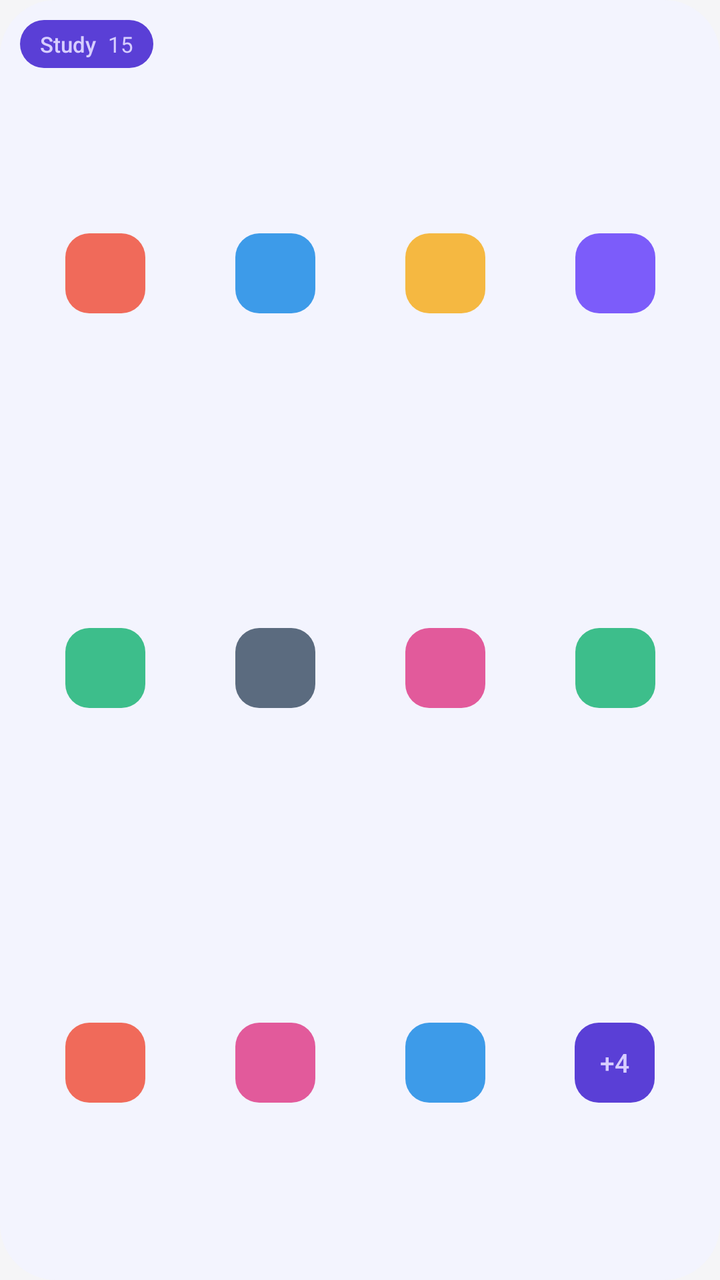
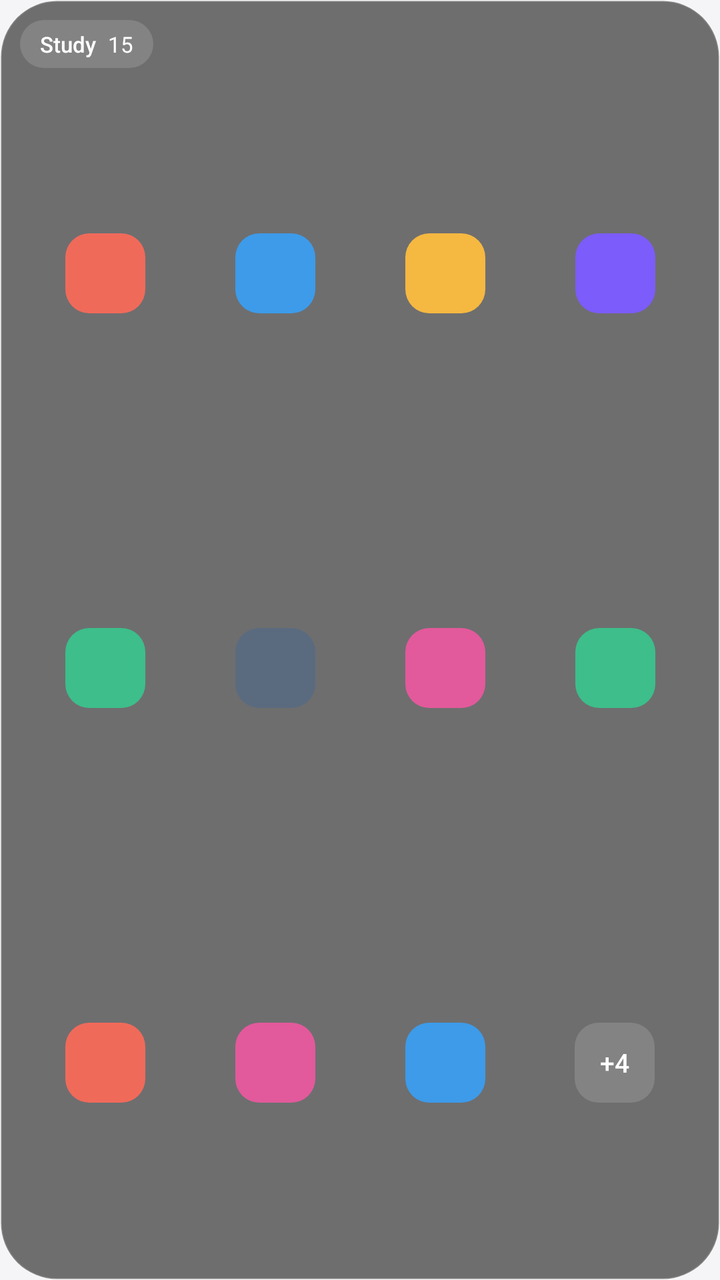

Before-and-after screenshots of an Android layout around one commit, followed by the original layout XML and the change that was made.
<!-- AndroidManifest.xml: application theme Theme.PadStudio -->
<!-- res/layout/widget_preview_small.xml -->
<?xml version="1.0" encoding="utf-8"?>
<LinearLayout xmlns:android="http://schemas.android.com/apk/res/android"
    android:layout_width="match_parent"
    android:layout_height="match_parent"
    android:background="@drawable/widget_preview_surface"
    android:orientation="vertical"
    android:paddingStart="10dp"
    android:paddingEnd="10dp"
    android:paddingBottom="10dp">

    <LinearLayout
        android:layout_width="wrap_content"
        android:layout_height="wrap_content"
        android:layout_marginTop="10dp"
        android:layout_marginBottom="4dp"
        android:background="@drawable/widget_preview_pill"
        android:gravity="center_vertical"
        android:minHeight="24dp"
        android:orientation="horizontal"
        android:paddingStart="10dp"
        android:paddingEnd="10dp">

        <TextView
            android:layout_width="wrap_content"
            android:layout_height="wrap_content"
            android:fontFamily="sans-serif-medium"
            android:text="@string/group_widget_preview_group"
            android:textColor="#FFD7CEFF"
            android:textSize="11sp" />

        <TextView
            android:layout_width="wrap_content"
            android:layout_height="wrap_content"
            android:layout_marginStart="6dp"
            android:text="@string/group_widget_preview_count_small"
            android:textColor="#FFD7CEFF"
            android:textSize="11sp" />
    </LinearLayout>

    <GridLayout
        android:layout_width="match_parent"
        android:layout_height="0dp"
        android:layout_weight="1"
        android:columnCount="4"
        android:rowCount="3">

        <ImageView
            android:layout_width="0dp"
            android:layout_height="0dp"
            android:layout_columnWeight="1"
            android:layout_rowWeight="1"
            android:importantForAccessibility="no"
            android:scaleType="centerInside"
            android:src="@drawable/widget_preview_tile_0" />

        <ImageView
            android:layout_width="0dp"
            android:layout_height="0dp"
            android:layout_columnWeight="1"
            android:layout_rowWeight="1"
            android:importantForAccessibility="no"
            android:scaleType="centerInside"
            android:src="@drawable/widget_preview_tile_3" />

        <ImageView
            android:layout_width="0dp"
            android:layout_height="0dp"
            android:layout_columnWeight="1"
            android:layout_rowWeight="1"
            android:importantForAccessibility="no"
            android:scaleType="centerInside"
            android:src="@drawable/widget_preview_tile_1" />

        <ImageView
            android:layout_width="0dp"
            android:layout_height="0dp"
            android:layout_columnWeight="1"
            android:layout_rowWeight="1"
            android:importantForAccessibility="no"
            android:scaleType="centerInside"
            android:src="@drawable/widget_preview_tile_4" />

        <ImageView
            android:layout_width="0dp"
            android:layout_height="0dp"
            android:layout_columnWeight="1"
            android:layout_rowWeight="1"
            android:importantForAccessibility="no"
            android:scaleType="centerInside"
            android:src="@drawable/widget_preview_tile_2" />

        <ImageView
            android:layout_width="0dp"
            android:layout_height="0dp"
            android:layout_columnWeight="1"
            android:layout_rowWeight="1"
            android:importantForAccessibility="no"
            android:scaleType="centerInside"
            android:src="@drawable/widget_preview_tile_6" />

        <ImageView
            android:layout_width="0dp"
            android:layout_height="0dp"
            android:layout_columnWeight="1"
            android:layout_rowWeight="1"
            android:importantForAccessibility="no"
            android:scaleType="centerInside"
            android:src="@drawable/widget_preview_tile_5" />

        <ImageView
            android:layout_width="0dp"
            android:layout_height="0dp"
            android:layout_columnWeight="1"
            android:layout_rowWeight="1"
            android:importantForAccessibility="no"
            android:scaleType="centerInside"
            android:src="@drawable/widget_preview_tile_2" />

        <ImageView
            android:layout_width="0dp"
            android:layout_height="0dp"
            android:layout_columnWeight="1"
            android:layout_rowWeight="1"
            android:importantForAccessibility="no"
            android:scaleType="centerInside"
            android:src="@drawable/widget_preview_tile_0" />

        <ImageView
            android:layout_width="0dp"
            android:layout_height="0dp"
            android:layout_columnWeight="1"
            android:layout_rowWeight="1"
            android:importantForAccessibility="no"
            android:scaleType="centerInside"
            android:src="@drawable/widget_preview_tile_5" />

        <ImageView
            android:layout_width="0dp"
            android:layout_height="0dp"
            android:layout_columnWeight="1"
            android:layout_rowWeight="1"
            android:importantForAccessibility="no"
            android:scaleType="centerInside"
            android:src="@drawable/widget_preview_tile_3" />

        <TextView
            android:layout_width="0dp"
            android:layout_height="0dp"
            android:layout_columnWeight="1"
            android:layout_rowWeight="1"
            android:background="@drawable/widget_preview_more"
            android:fontFamily="sans-serif-medium"
            android:gravity="center"
            android:text="@string/group_widget_preview_more_small"
            android:textColor="#FFD7CEFF"
            android:textSize="13sp" />
    </GridLayout>
</LinearLayout>
<!-- resources referenced by this layout -->
<resources>
  <!-- drawable widget_preview_more (drawable) -->
  <?xml version="1.0" encoding="utf-8"?>
  <layer-list xmlns:android="http://schemas.android.com/apk/res/android">
      <item
          android:width="40dp"
          android:height="40dp"
          android:gravity="center">
          <shape android:shape="rectangle">
              <corners android:radius="12dp" />
              <solid android:color="#FF5A3FD6" />
          </shape>
      </item>
  </layer-list>
  <!-- drawable widget_preview_pill (drawable) -->
  <?xml version="1.0" encoding="utf-8"?>
  <shape xmlns:android="http://schemas.android.com/apk/res/android"
      android:shape="rectangle">
      <corners android:radius="12dp" />
      <solid android:color="#FF5A3FD6" />
  </shape>
  <!-- drawable widget_preview_surface (drawable) -->
  <?xml version="1.0" encoding="utf-8"?>
  <shape xmlns:android="http://schemas.android.com/apk/res/android"
      android:shape="rectangle">
      <corners android:radius="@android:dimen/system_app_widget_background_radius" />
      <solid android:color="#FFF3F4FE" />
  </shape>
  <!-- drawable widget_preview_tile_0 (drawable) -->
  <?xml version="1.0" encoding="utf-8"?>
  <shape xmlns:android="http://schemas.android.com/apk/res/android"
      android:shape="rectangle">
      <size
          android:width="40dp"
          android:height="40dp" />
      <corners android:radius="12dp" />
      <solid android:color="#FFF06A5A" />
  </shape>
  <!-- drawable widget_preview_tile_1 (drawable) -->
  <?xml version="1.0" encoding="utf-8"?>
  <shape xmlns:android="http://schemas.android.com/apk/res/android"
      android:shape="rectangle">
      <size
          android:width="40dp"
          android:height="40dp" />
      <corners android:radius="12dp" />
      <solid android:color="#FFF5B841" />
  </shape>
  <!-- drawable widget_preview_tile_2 (drawable) -->
  <?xml version="1.0" encoding="utf-8"?>
  <shape xmlns:android="http://schemas.android.com/apk/res/android"
      android:shape="rectangle">
      <size
          android:width="40dp"
          android:height="40dp" />
      <corners android:radius="12dp" />
      <solid android:color="#FF3DBE8B" />
  </shape>
  <!-- drawable widget_preview_tile_3 (drawable) -->
  <?xml version="1.0" encoding="utf-8"?>
  <shape xmlns:android="http://schemas.android.com/apk/res/android"
      android:shape="rectangle">
      <size
          android:width="40dp"
          android:height="40dp" />
      <corners android:radius="12dp" />
      <solid android:color="#FF3D9BE9" />
  </shape>
  <!-- drawable widget_preview_tile_4 (drawable) -->
  <?xml version="1.0" encoding="utf-8"?>
  <shape xmlns:android="http://schemas.android.com/apk/res/android"
      android:shape="rectangle">
      <size
          android:width="40dp"
          android:height="40dp" />
      <corners android:radius="12dp" />
      <solid android:color="#FF7C5CFA" />
  </shape>
  <!-- drawable widget_preview_tile_5 (drawable) -->
  <?xml version="1.0" encoding="utf-8"?>
  <shape xmlns:android="http://schemas.android.com/apk/res/android"
      android:shape="rectangle">
      <size
          android:width="40dp"
          android:height="40dp" />
      <corners android:radius="12dp" />
      <solid android:color="#FFE25A9B" />
  </shape>
  <!-- drawable widget_preview_tile_6 (drawable) -->
  <?xml version="1.0" encoding="utf-8"?>
  <shape xmlns:android="http://schemas.android.com/apk/res/android"
      android:shape="rectangle">
      <size
          android:width="40dp"
          android:height="40dp" />
      <corners android:radius="12dp" />
      <solid android:color="#FF5B6B7F" />
  </shape>
  <string name="group_widget_preview_count_small" translatable="false">15</string>
  <string name="group_widget_preview_group">Study</string>
  <string name="group_widget_preview_more_small" translatable="false">+4</string>
  <style name="Theme.PadStudio" parent="android:Theme.Material.Light.NoActionBar">
          <item name="android:windowBackground">#FFF5F5F7</item>
      </style>
</resources>

<!-- the commit's change to res/layout/widget_preview_small.xml (unified diff, before → after) -->
@@ -25,7 +25,7 @@
             android:layout_height="wrap_content"
             android:fontFamily="sans-serif-medium"
             android:text="@string/group_widget_preview_group"
-            android:textColor="#FFD7CEFF"
+            android:textColor="#FFFFFFFF"
             android:textSize="11sp" />
 
         <TextView
@@ -33,7 +33,7 @@
             android:layout_height="wrap_content"
             android:layout_marginStart="6dp"
             android:text="@string/group_widget_preview_count_small"
-            android:textColor="#FFD7CEFF"
+            android:textColor="#FFFFFFFF"
             android:textSize="11sp" />
     </LinearLayout>
 
@@ -152,7 +152,7 @@
             android:fontFamily="sans-serif-medium"
             android:gravity="center"
             android:text="@string/group_widget_preview_more_small"
-            android:textColor="#FFD7CEFF"
+            android:textColor="#FFFFFFFF"
             android:textSize="13sp" />
     </GridLayout>
 </LinearLayout>
<!-- resource entries referenced after the edit -->
@@ -9,7 +9,7 @@
           android:gravity="center">
           <shape android:shape="rectangle">
               <corners android:radius="12dp" />
-              <solid android:color="#FF5A3FD6" />
+              <solid android:color="#24FFFFFF" />
           </shape>
       </item>
   </layer-list>
@@ -18,14 +18,17 @@
   <shape xmlns:android="http://schemas.android.com/apk/res/android"
       android:shape="rectangle">
       <corners android:radius="12dp" />
-      <solid android:color="#FF5A3FD6" />
+      <solid android:color="#24FFFFFF" />
   </shape>
   <!-- drawable widget_preview_surface (drawable) -->
   <?xml version="1.0" encoding="utf-8"?>
   <shape xmlns:android="http://schemas.android.com/apk/res/android"
       android:shape="rectangle">
       <corners android:radius="@android:dimen/system_app_widget_background_radius" />
-      <solid android:color="#FFF3F4FE" />
+      <solid android:color="#8C000000" />
+      <stroke
+          android:width="1dp"
+          android:color="#24FFFFFF" />
   </shape>
   <!-- drawable widget_preview_tile_0 (drawable) -->
   <?xml version="1.0" encoding="utf-8"?>
